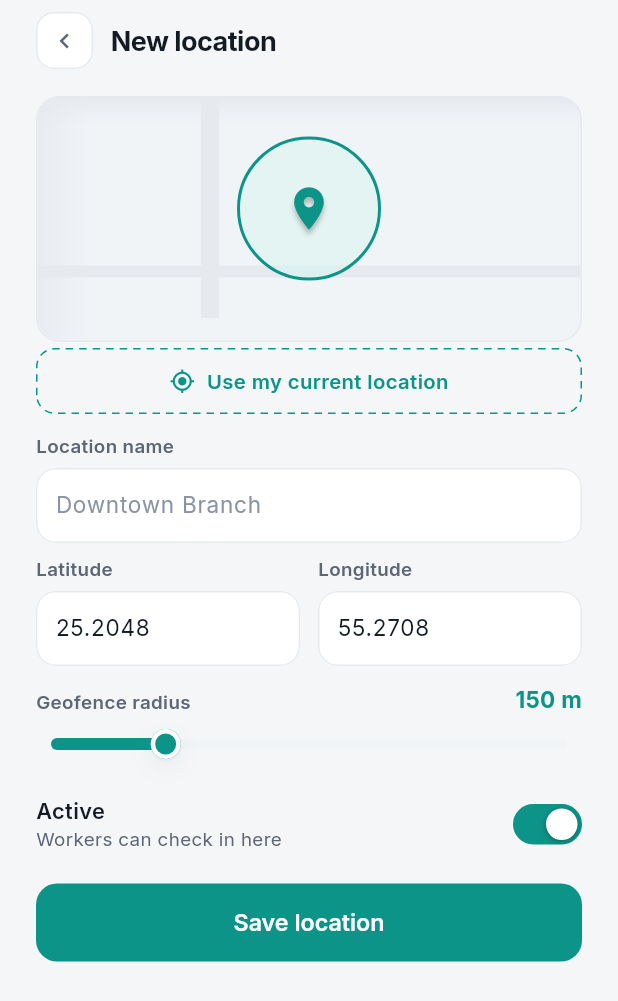
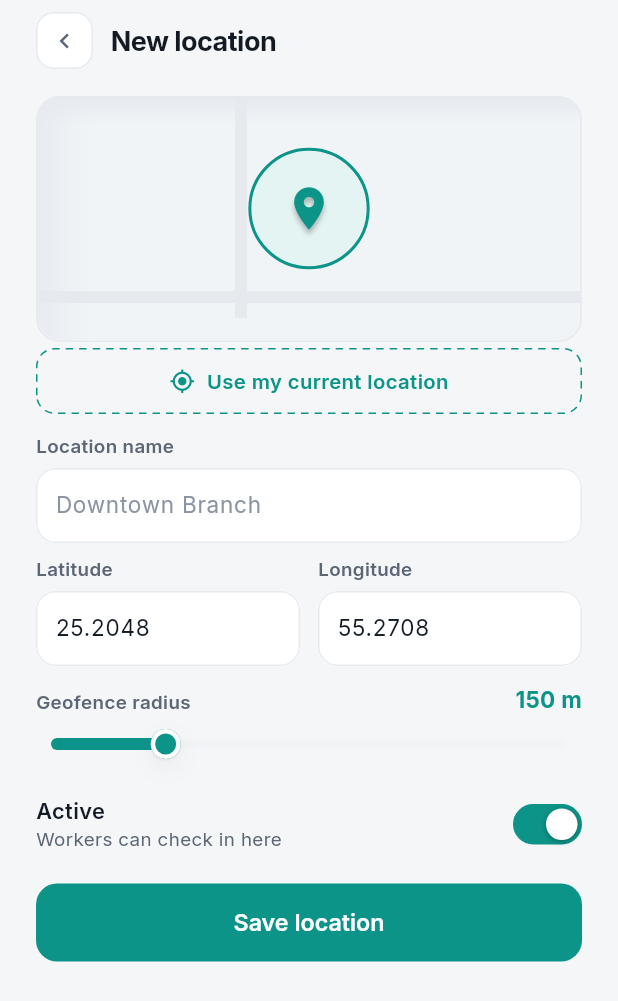
Before and after one commit to sazzad1620/field-track, a Flutter app: the LocationFormScreen screen opened by its route, on a phone screen of 412 x 824 dp. Shown: the top 1001 px of the screen. Run offline on Flutter 3.47's test engine with Material 3 defaults, Android fonts, the phone set to English and light mode, and no system bars; our stand-ins replace connectivity_plus, dio, drift, drift_flutter, equatable, flutter_bloc and 8 more; missing offline and left inert: a package; accounts and stored records are empty; generated files the repository leaves out were written again; statements that could not run were skipped.

Commit message:
fix: polish map preview and show correct pending sync labels

```diff
--- a/lib/features/locations/presentation/screens/location_form_screen.dart
+++ b/lib/features/locations/presentation/screens/location_form_screen.dart
@@ -173,7 +173,10 @@ class _LocationFormScreenState extends State<LocationFormScreen> {
                       child: Column(
                         crossAxisAlignment: CrossAxisAlignment.stretch,
                         children: [
-                          LocationMapPreview(isEditing: isEditing),
+                          LocationMapPreview(
+                            isEditing: isEditing,
+                            radiusM: _radiusM,
+                          ),
                           if (!isEditing) ...[
                             const SizedBox(height: 4),
                             LocationDashedButton(
--- a/lib/features/locations/presentation/widgets/location_map_preview.dart
+++ b/lib/features/locations/presentation/widgets/location_map_preview.dart
@@ -2,20 +2,36 @@ import 'package:field_track/core/theme/app_colors.dart';
 import 'package:flutter/material.dart';
 
 class LocationMapPreview extends StatelessWidget {
-  final bool isEditing;
-
   const LocationMapPreview({
     super.key,
     this.isEditing = false,
+    this.radiusM = 150,
   });
+
+  final bool isEditing;
+  final double radiusM;
+
+  static const _minRadiusM = 50.0;
+  static const _maxRadiusM = 500.0;
+
+  // Figma map preview (286 x 164 new / 150 edit).
+  static const _figmaWidth = 286.0;
+  static const _figmaVerticalLeft = 104.0;
+  static const _roadThickness = 8.0;
+
+  double _circleSize(double previewHeight) {
+    const minSize = 64.0;
+    final maxSize = previewHeight - 24;
+    final t =
+        ((radiusM - _minRadiusM) / (_maxRadiusM - _minRadiusM)).clamp(0.0, 1.0);
+    return minSize + (maxSize - minSize) * t;
+  }
 
   @override
   Widget build(BuildContext context) {
     final height = isEditing ? 150.0 : 164.0;
-    final circleSize = isEditing ? 108.0 : 96.0;
+    final circleSize = _circleSize(height);
     final pinOffset = isEditing ? Offset.zero : const Offset(0, -7);
-    final roadBottom = isEditing ? height * 0.3678 : 42.0;
-    final verticalBottom = isEditing ? 1.0 : 15.0;
 
     return Container(
       height: height,
@@ -39,7 +55,19 @@ class LocationMapPreview extends StatelessWidget {
       ),
       child: ClipRRect(
         borderRadius: BorderRadius.circular(16),
-        child: Stack(
+        child: LayoutBuilder(
+          builder: (context, constraints) {
+            final width = constraints.maxWidth;
+            final verticalLeft =
+                width * (_figmaVerticalLeft / _figmaWidth);
+            final roadBottom = isEditing
+                ? height * (38 / 150)
+                : height * (25 / 164);
+            final verticalBottom = isEditing
+                ? height * (1 / 150)
+                : height * (15 / 164);
+
+            return Stack(
               fit: StackFit.expand,
               children: [
                 DecoratedBox(
@@ -59,12 +87,15 @@ class LocationMapPreview extends StatelessWidget {
                   left: 0,
                   right: 0,
                   bottom: roadBottom,
-              child: Container(height: 8, color: AppColors.border),
+                  child: Container(
+                    height: _roadThickness,
+                    color: AppColors.border,
+                  ),
                 ),
                 Positioned(
-              left: 109,
-              width: 12,
-              top: 1,
+                  left: verticalLeft,
+                  width: _roadThickness,
+                  top: 0,
                   bottom: verticalBottom,
                   child: Container(color: AppColors.border),
                 ),
@@ -100,6 +131,8 @@ class LocationMapPreview extends StatelessWidget {
                   ),
                 ),
               ],
+            );
+          },
         ),
       ),
     );
--- a/lib/features/todos/core/todo_date_format.dart
+++ b/lib/features/todos/core/todo_date_format.dart
@@ -39,13 +39,14 @@ String formatTodoTime(String? iso, {required bool isCompleted}) {
   return '$prefix $hour:$minute $period';
 }
 
-String formatMarkedDoneTime(String? iso) {
+String formatPendingSyncTime(String? iso, {required bool isCompleted}) {
   if (iso == null || iso.isEmpty) return '';
   final dt = DateTime.parse(iso).toLocal();
   final hour = dt.hour % 12 == 0 ? 12 : dt.hour % 12;
   final minute = dt.minute.toString().padLeft(2, '0');
   final period = dt.hour >= 12 ? 'PM' : 'AM';
-  return 'Marked done · $hour:$minute $period';
+  final label = isCompleted ? 'Marked done' : 'Marked undone';
+  return '$label · $hour:$minute $period';
 }
 
 String formatLastSynced(DateTime? at) {
--- a/lib/features/todos/presentation/widgets/sync_pending_todo_card.dart
+++ b/lib/features/todos/presentation/widgets/sync_pending_todo_card.dart
@@ -54,7 +54,10 @@ class SyncPendingTodoCard extends StatelessWidget {
                     ),
                     const SizedBox(height: 2),
                     Text(
-                      formatMarkedDoneTime(item.updatedAt),
+                      formatPendingSyncTime(
+                        item.updatedAt,
+                        isCompleted: item.isCompleted,
+                      ),
                       style: const TextStyle(
                         fontWeight: FontWeight.w400,
                         fontSize: 12,
```
Lines whose indentation alone changed are shown as unchanged.
